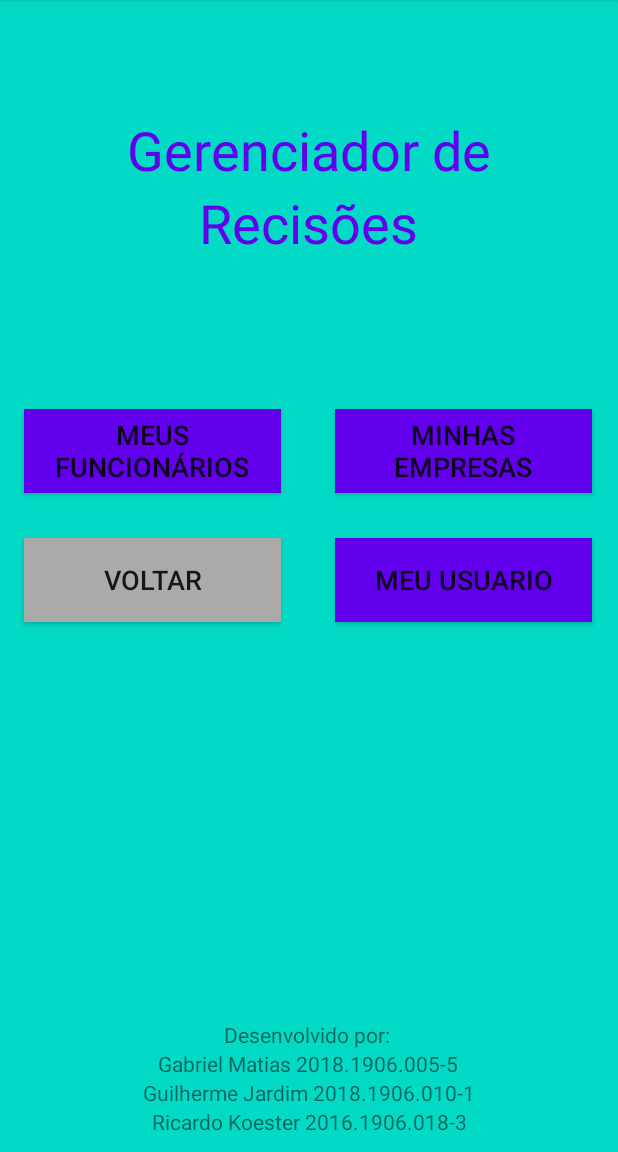
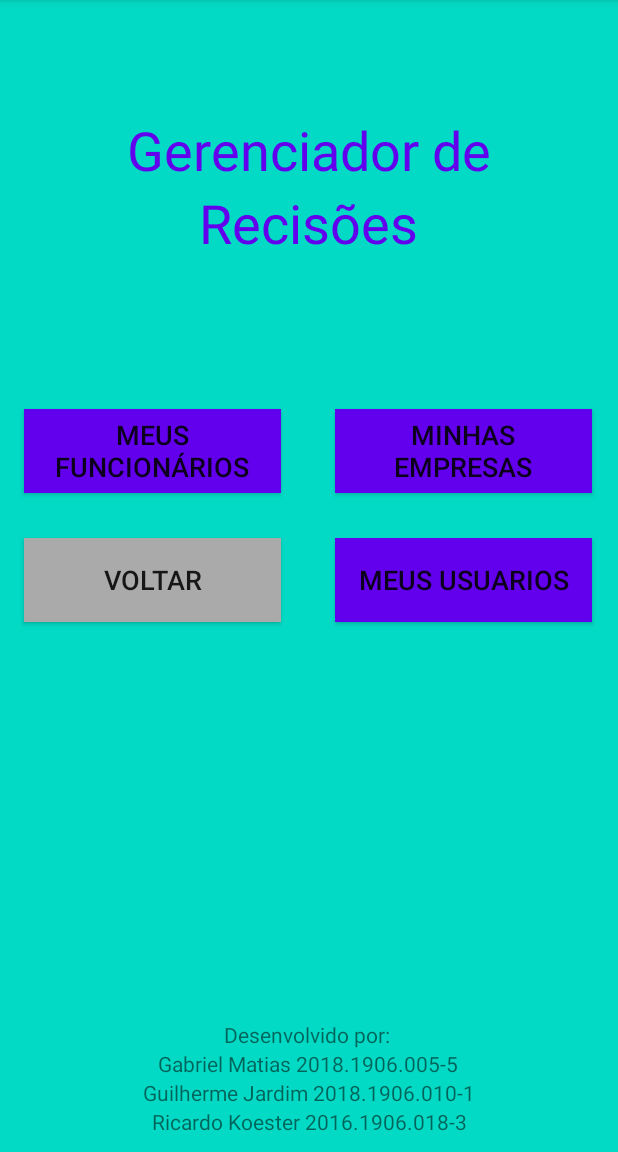
Before and after one commit to gabbmatias/RecisaoCalc, an Android app: the PaginaInicial screen opened directly, with no data from a screen before it, on a phone screen of 412 x 824 dp, the part 84-1236 px from its top. Run offline under Robolectric (Android 15) with nearby library versions, the phone set to English and light mode, and no system bars.

```diff
--- a/app/src/main/res/layout/pagina_inicial.xml
+++ b/app/src/main/res/layout/pagina_inicial.xml
@@ -77,7 +77,7 @@
 
     <Button
         android:id="@+id/btnUsuarios"
-        android:text="Meu Usuario"
+        android:text="Meus Usuarios"
         android:onClick="editarUsuario"
         android:layout_marginTop="30dp"
         android:background="@color/colorPrimary"
```
Also changed, not shown: 1 other file.
